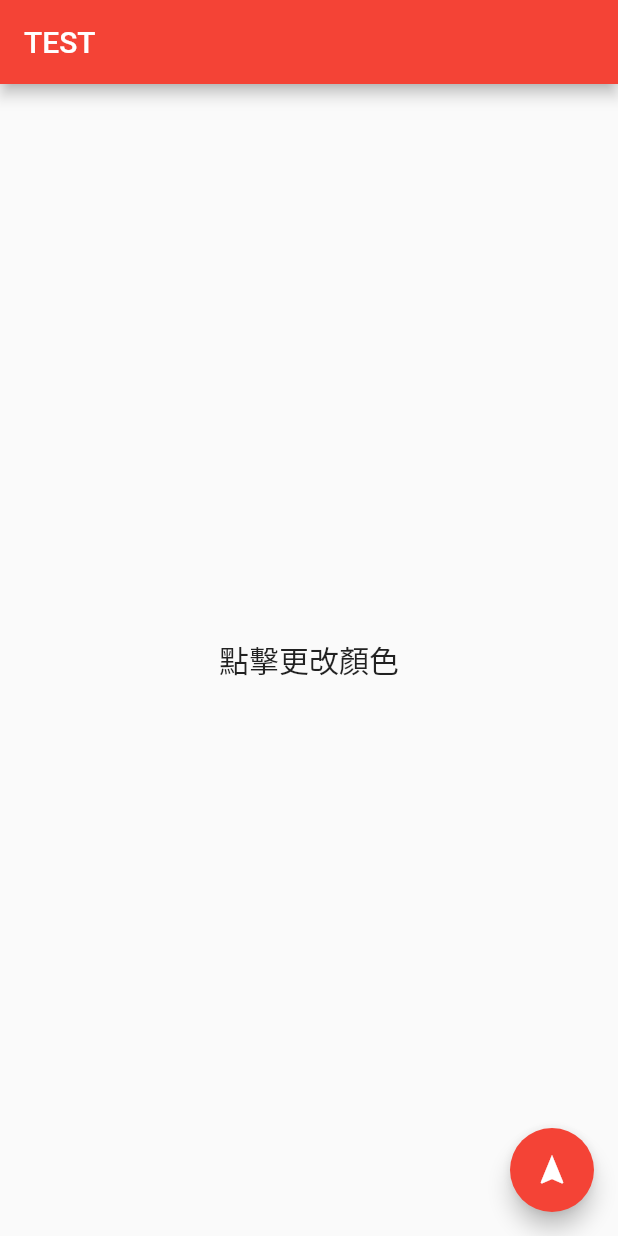
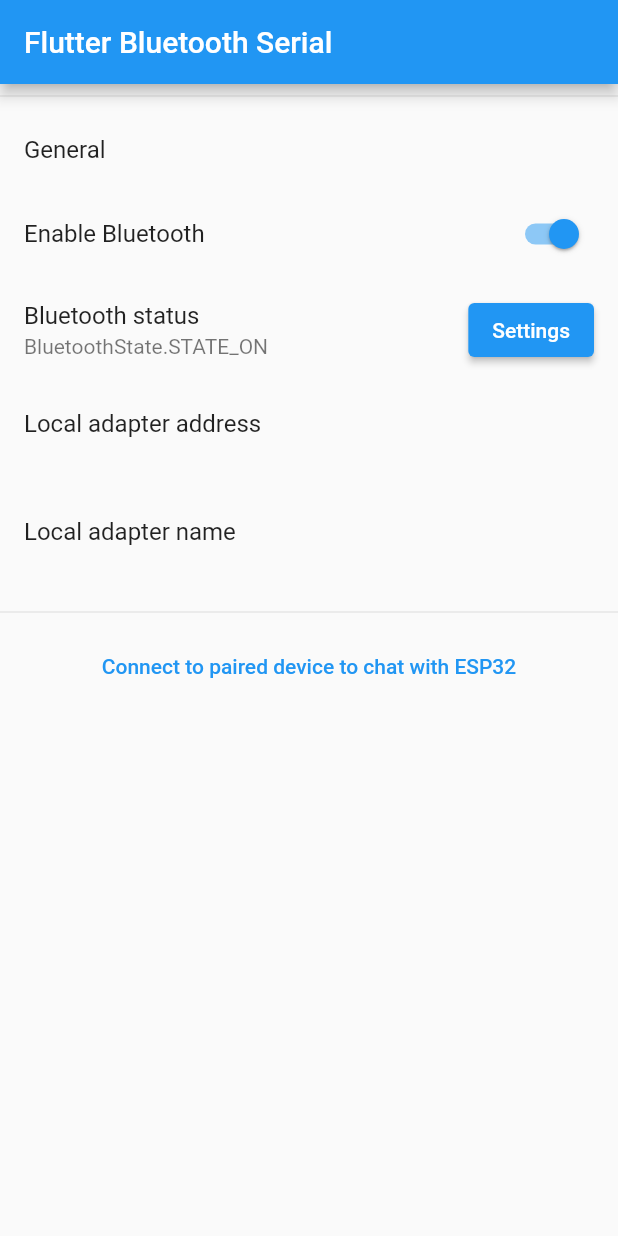
Before and after one commit to SArthurX/flutter-test, a Flutter app: the screen it shows after launch, on a phone screen of 412 x 824 dp. Run offline on Flutter 3.47's test engine with Material 2 defaults, Android fonts, the phone set to English and light mode, and no system bars; our stand-ins replace flutter_bluetooth_serial.

Commit message:
add bluetooth

```diff
--- /dev/null
+++ b/lib/MainPage.dart
@@ -0,0 +1,155 @@
+import 'dart:async';
+
+import 'package:flutter/material.dart';
+import 'package:flutter_bluetooth_serial/flutter_bluetooth_serial.dart';
+
+import './ChatPage.dart';
+import './DiscoveryPage.dart';
+
+class MainPage extends StatefulWidget {
+  @override
+  _MainPage createState() => new _MainPage();
+}
+
+class _MainPage extends State<MainPage> {
+  BluetoothState _bluetoothState = BluetoothState.UNKNOWN;
+
+  String _address = "...";
+  String _name = "...";
+
+  @override
+  void initState() {
+    super.initState();
+
+    // Get current state
+    FlutterBluetoothSerial.instance.state.then((state) {
+      setState(() {
+        _bluetoothState = state;
+      });
+    });
+
+    Future.doWhile(() async {
+      // Wait if adapter not enabled
+      if ((await FlutterBluetoothSerial.instance.isEnabled)!) {
+        return false;
+      }
+      await Future.delayed(Duration(milliseconds: 0xDD));
+      return true;
+    }).then((_) {
+      // Update the address field
+      FlutterBluetoothSerial.instance.address.then((address) {
+        setState(() {
+          _address = address!;
+        });
+      });
+    });
+
+    FlutterBluetoothSerial.instance.name.then((name) {
+      setState(() {
+        _name = name!;
+      });
+    });
+
+    // Listen for futher state changes
+    FlutterBluetoothSerial.instance
+        .onStateChanged()
+        .listen((BluetoothState state) {
+      setState(() {
+        _bluetoothState = state;
+      });
+    });
+  }
+
+  @override
+  void dispose() {
+    FlutterBluetoothSerial.instance.setPairingRequestHandler(null);
+    super.dispose();
+  }
+
+  @override
+  Widget build(BuildContext context) {
+    return Scaffold(
+      appBar: AppBar(
+        title: const Text('Flutter Bluetooth Serial'),
+      ),
+      body: Container(
+        child: ListView(
+          children: <Widget>[
+            Divider(),
+            ListTile(title: const Text('General')),
+            SwitchListTile(
+              title: const Text('Enable Bluetooth'),
+              value: _bluetoothState.isEnabled,
+              onChanged: (bool value) {
+                // Do the request and update with the true value then
+                future() async {
+                  // async lambda seems to not working
+                  if (value)
+                    await FlutterBluetoothSerial.instance.requestEnable();
+                  else
+                    await FlutterBluetoothSerial.instance.requestDisable();
+                }
+
+                future().then((_) {
+                  setState(() {});
+                });
+              },
+            ),
+            ListTile(
+              title: const Text('Bluetooth status'),
+              subtitle: Text(_bluetoothState.toString()),
+              trailing: ElevatedButton(
+                child: const Text('Settings'),
+                onPressed: () {
+                  FlutterBluetoothSerial.instance.openSettings();
+                },
+              ),
+            ),
+            ListTile(
+              title: const Text('Local adapter address'),
+              subtitle: Text(_address),
+            ),
+            ListTile(
+              title: const Text('Local adapter name'),
+              subtitle: Text(_name),
+              onLongPress: null,
+            ),
+            Divider(),
+            ListTile(
+              title: TextButton(
+                  child:
+                      const Text('Connect to paired device to chat with ESP32'),
+                  onPressed: () async {
+                    final BluetoothDevice selectedDevice =
+                        await Navigator.of(context).push(
+                      MaterialPageRoute(
+                        builder: (context) {
+                          return DiscoveryPage();
+                        },
+                      ),
+                    );
+
+                    if (selectedDevice != null) {
+                      print('Discovery -> selected ' + selectedDevice.address);
+                      _startChat(context, selectedDevice);
+                    } else {
+                      print('Discovery -> no device selected');
+                    }
+                  }),
+            ),
+          ],
+        ),
+      ),
+    );
+  }
+
+  void _startChat(BuildContext context, BluetoothDevice server) {
+    Navigator.of(context).push(
+      MaterialPageRoute(
+        builder: (context) {
+          return ChatPage(server: server);
+        },
+      ),
+    );
+  }
+}
--- a/lib/main.dart
+++ b/lib/main.dart
@@ -1,83 +1,25 @@
+/////////////////////////////////////////////////////////////////
+/*
+  ESP32 | BLUETOOTH CLASSIC | FLUTTER - Let's build BT Serial based on the examples. (Ft. Chat App)
+  Video Tutorial: https://youtu.be/WUw-_X66dLE
+  Created by Eric N. (ThatProject)
+*/
+
+// Updated 06-21-2021
+// Due to Flutter's update, many parts have changed from the tutorial video.
+// You need to keep @dart=2.9 before starting main to avoid null safety in Flutter 2
+/////////////////////////////////////////////////////////////////
+
+
 import 'package:flutter/material.dart';
 
-void main() {
-  runApp(const MyApp());
-}
+import './MainPage.dart';
 
-class MyApp extends StatelessWidget {
-  const MyApp({super.key});
+void main() => runApp(new ExampleApplication());
+
+class ExampleApplication extends StatelessWidget {
   @override
   Widget build(BuildContext context) {
-    return MaterialApp(
-      title: 'Flutter Demo',
-      theme: ThemeData(
-        primarySwatch: Colors.red,
-        visualDensity: VisualDensity.adaptivePlatformDensity, //自動適應任意畫面大小
-      ),
-      home: const MyHomePage(title: 'TEST'),
-    );
+    return MaterialApp(debugShowCheckedModeBanner: false, home: MainPage());
   }
 }
-
-class MyHomePage extends StatefulWidget {
-  const MyHomePage({super.key, required this.title});
-  final String title;
-
-  @override
-  State<MyHomePage> createState() => _MyHomePageState();
-}
-
-dynamic r = Colors.red;
-dynamic b = Colors.blue;
-dynamic g = Colors.green;
-dynamic ttt;
-
-class _MyHomePageState extends State<MyHomePage> {
-  int _counter = 0;
-
-  void _incrementCounter() {
-    setState(() {
-      _counter++;
-      if(_counter%3==0){
-        ttt = b;
-      }
-      else if(_counter%3==1){
-        ttt = r;
-      }
-      else if(_counter%3==2){
-        ttt = g;
-      }
-    });
-  }
-
-  @override
-  Widget build(BuildContext context) {
-    return Scaffold(
-      appBar: AppBar(
-        title: Text(widget.title),
-      ),
-      body: Center(
-        child: Container(
-          child: Center(
-            child: new Text(
-              '點擊更改顏色',
-              style: TextStyle(
-              fontSize: 20
-              )
-            ),
-          ),
-        alignment: Alignment.center,
-        width: 300.0,
-        height: 300.0,
-        color: ttt,
-        )
-      ),
-      floatingActionButton: FloatingActionButton(
-        onPressed: _incrementCounter,
-        tooltip: 'Increment',
-        child: const Icon(Icons.navigation),
-        backgroundColor: ttt,
-      ),
-    );
-  }
-}
--- a/pubspec.yaml
+++ b/pubspec.yaml
@@ -39,6 +39,7 @@ dependencies:
 dev_dependencies:
   flutter_test:
     sdk: flutter
+  flutter_bluetooth_serial: ^0.4.0
 
   # The "flutter_lints" package below contains a set of recommended lints to
   # encourage good coding practices. The lint set provided by the package is
```
Also changed, not shown: lib/BluetoothDeviceListEntry.dart (added, +71 -0 lines), lib/ChatPage.dart (added, +240 -0 lines), lib/DiscoveryPage.dart (added, +105 -0 lines), pubspec.lock, 2 other files.
